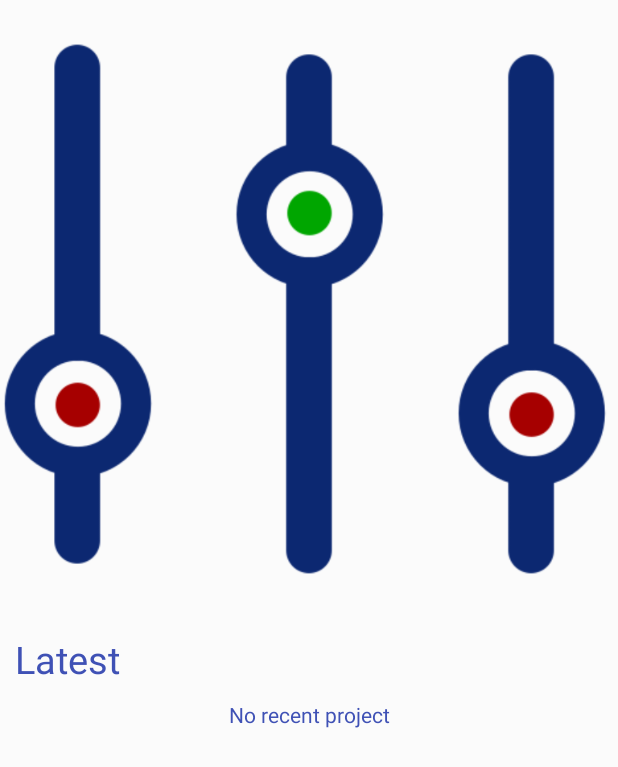
After one commit to ALFDP/EZStudio, an Android app: the layout home_widget.xml on its own in the app's theme, with its tools: preview values and no code run, on a phone screen of 412 x 824 dp. The commit adds this screen. Shown: the top 767 px of the screen. Run offline under Robolectric (Android 15) with nearby library versions, the light colour scheme and no system bars.

Commit message:
Adding new app widget

```diff
--- /dev/null
+++ b/app/src/main/res/layout/home_widget.xml
@@ -0,0 +1,62 @@
+<RelativeLayout xmlns:android="http://schemas.android.com/apk/res/android"
+    android:layout_width="match_parent"
+    android:layout_height="match_parent"
+    android:padding="@dimen/widget_margin"
+    android:background="#33FFFFFF"
+    android:id="@+id/home_widget">
+
+    <LinearLayout
+        android:layout_width="match_parent"
+        android:layout_height="match_parent"
+        android:orientation="vertical">
+
+        <ImageView
+            android:layout_width="match_parent"
+            android:layout_height="match_parent"
+            android:layout_weight="0.5"
+            android:src="@drawable/logo"/>
+
+
+        <LinearLayout
+            android:orientation="vertical"
+            android:layout_width="match_parent"
+            android:layout_height="match_parent"
+            android:layout_weight="0.5">
+
+            <TextView
+                android:text="@string/latest"
+                android:layout_width="match_parent"
+                android:layout_height="wrap_content"
+                android:id="@+id/lb_latest"
+                android:paddingLeft="10dp"
+                android:layout_marginTop="10dp"
+                android:layout_marginBottom="10dp"
+                android:textColor="@color/colorPrimary"
+                android:textSize="25dp"
+
+                android:lineSpacingExtra="8sp"
+                android:fontFamily="sans-serif" />
+
+            <TextView
+                android:id="@+id/lb_noRecentProject"
+                android:layout_width="match_parent"
+                android:layout_height="wrap_content"
+                android:layout_gravity="center_horizontal"
+                android:textAlignment="center"
+                android:textColor="@color/colorPrimary"
+                android:text="@string/no_recent_project"/>
+
+            <ListView
+                android:layout_width="match_parent"
+                android:layout_height="match_parent"
+                android:visibility="gone"
+                android:layout_centerVertical="true"
+                android:layout_centerHorizontal="true"
+                android:headerDividersEnabled="false"
+                android:footerDividersEnabled="false"
+                android:id="@+id/lv_recentProject" />
+        </LinearLayout>
+
+    </LinearLayout>
+
+</RelativeLayout>
--- a/app/src/main/res/values/strings.xml
+++ b/app/src/main/res/values/strings.xml
@@ -39,7 +39,7 @@
     <string name="hello_blank_fragment">Hello blank fragment</string>
     <string name="title_activity_map">MapActivity</string>
     <string name="title_activity_maps">Map</string>
-    <string name="appwidget_text">EXAMPLE</string>
+    <string name="appwidget_text">App</string>
     <string name="add_widget">Add widget</string>
     <string name="empty">Empty</string>
 
```
Also changed, not shown: app/src/main/AndroidManifest.xml (+12 -2 lines), app/src/main/java/com/alfdp/ezstudio/HomeWidget.java (added, +49 -0 lines), app/src/main/res/xml/home_widget_info.xml (added, +10 -0 lines), 1 other file.
